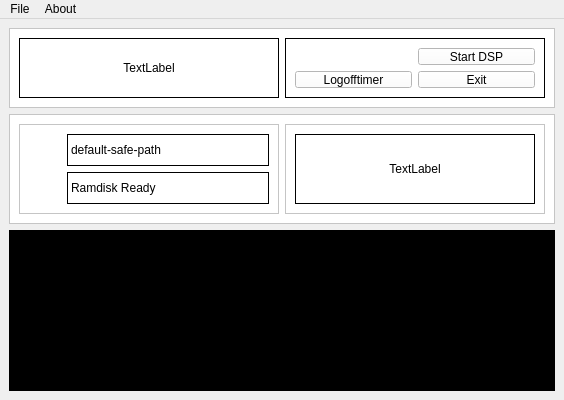
This is assets/main-window.ui in b1rdyger/SaveGameManager as Qt 5 draws it before an edit. The edited form follows.
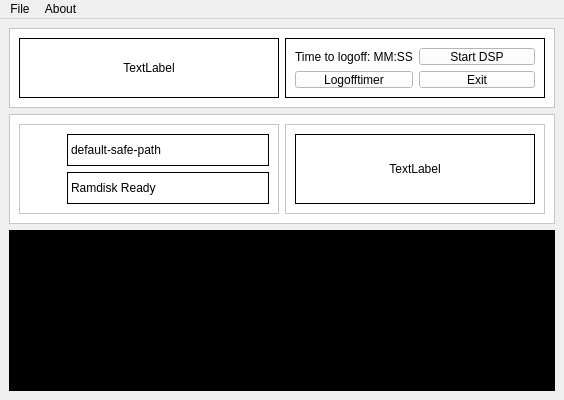
This is the edited form. Icons and pictures are not drawn. Custom widgets are drawn as their Qt base class.

What changed in the file:
```diff
--- a/assets/main-window.ui
+++ b/assets/main-window.ui
@@ -16,6 +16,11 @@
     <height>400</height>
    </size>
   </property>
+  <property name="font">
+   <font>
+    <kerning>false</kerning>
+   </font>
+  </property>
   <property name="focusPolicy">
    <enum>Qt::NoFocus</enum>
   </property>
@@ -67,7 +72,7 @@
            </property>
            <layout class="QGridLayout" name="gridLayout_9">
             <item row="0" column="0">
-             <widget class="QLabel" name="label">
+             <widget class="QLabel" name="game_info">
               <property name="text">
                <string>TextLabel</string>
               </property>
@@ -127,6 +132,16 @@
               </property>
              </widget>
             </item>
+            <item row="0" column="0">
+             <widget class="QLabel" name="label">
+              <property name="text">
+               <string>Time to logoff: MM:SS</string>
+              </property>
+              <property name="alignment">
+               <set>Qt::AlignCenter</set>
+              </property>
+             </widget>
+            </item>
            </layout>
           </widget>
          </item>
```
Left out of the diff: 30 changed lines with no effect on the pictures.
